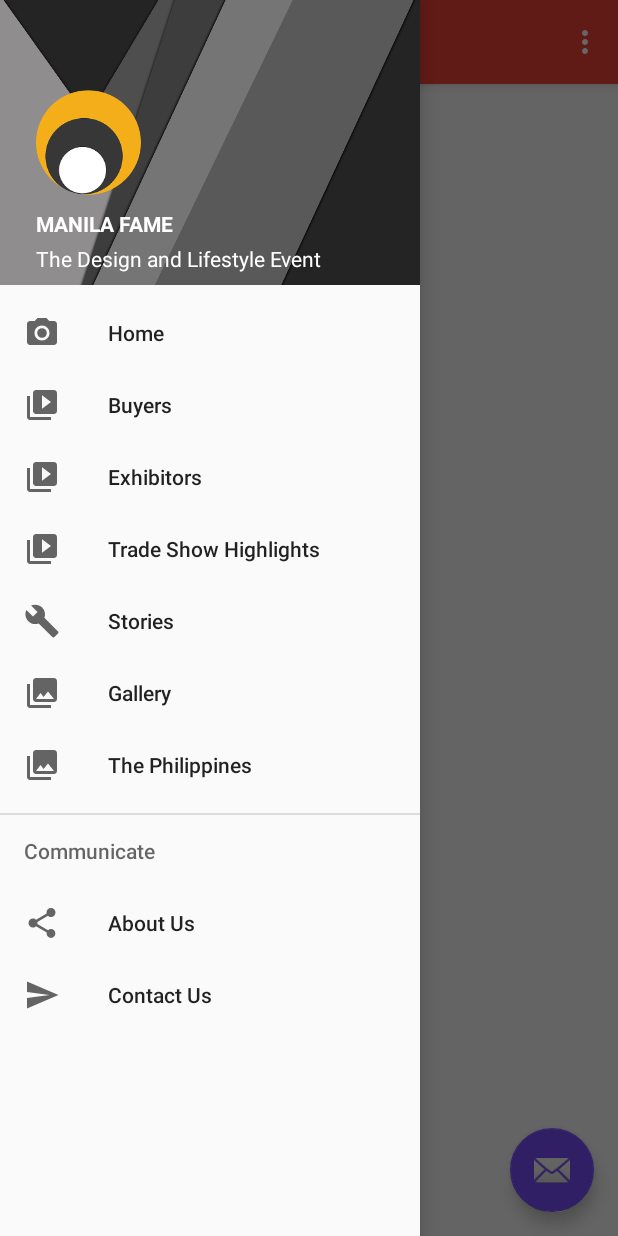
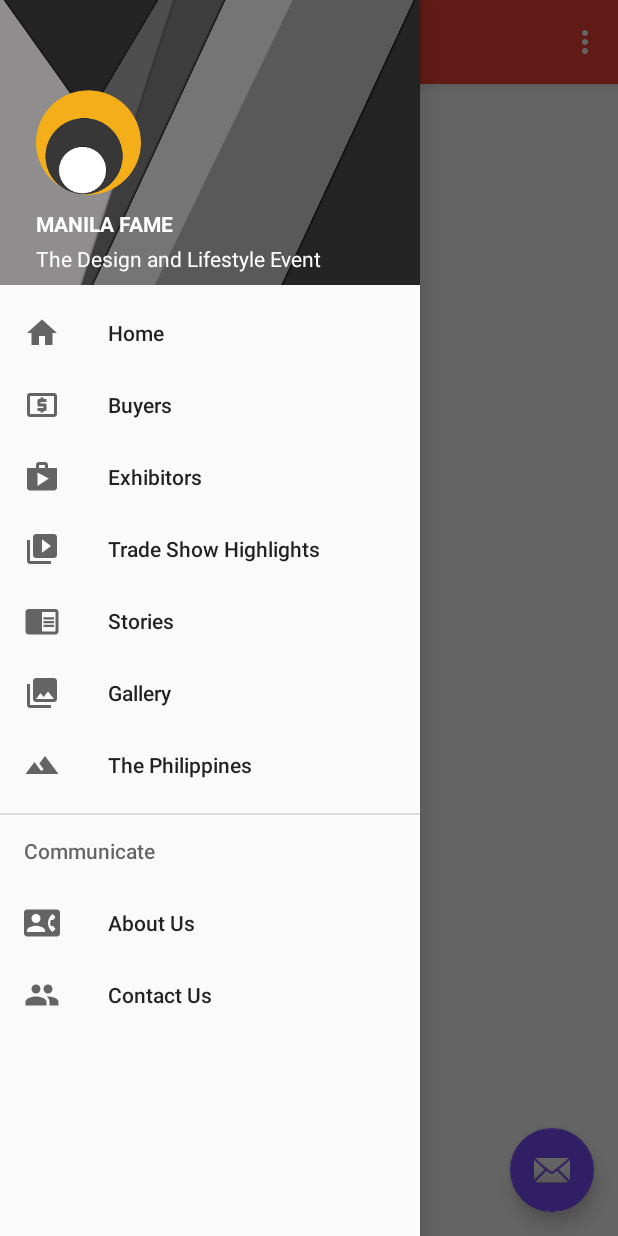
Before and after one commit to lemarcudal/CITEM_APP, an Android app: the MainActivity screen opened directly, with no data from a screen before it, with the side drawer open, on a phone screen of 412 x 824 dp. Run offline under Robolectric (Android 15) with nearby library versions, the phone set to English and light mode, and no system bars; our stand-ins replace CircleImageView.

Commit message:
Icons rendered

```diff
--- /dev/null
+++ b/CITEM/app/src/main/res/drawable/ic_chrome_reader_mode_black_24dp.xml
@@ -0,0 +1,9 @@
+<vector xmlns:android="http://schemas.android.com/apk/res/android"
+        android:width="24dp"
+        android:height="24dp"
+        android:viewportWidth="24.0"
+        android:viewportHeight="24.0">
+    <path
+        android:fillColor="#FF000000"
+        android:pathData="M13,12h7v1.5h-7zM13,9.5h7L20,11h-7zM13,14.5h7L20,16h-7zM21,4L3,4c-1.1,0 -2,0.9 -2,2v13c0,1.1 0.9,2 2,2h18c1.1,0 2,-0.9 2,-2L23,6c0,-1.1 -0.9,-2 -2,-2zM21,19h-9L12,6h9v13z"/>
+</vector>
--- /dev/null
+++ b/CITEM/app/src/main/res/drawable/ic_contact_phone_black_24dp.xml
@@ -0,0 +1,9 @@
+<vector xmlns:android="http://schemas.android.com/apk/res/android"
+        android:width="24dp"
+        android:height="24dp"
+        android:viewportWidth="24.0"
+        android:viewportHeight="24.0">
+    <path
+        android:fillColor="#FF000000"
+        android:pathData="M22,3L2,3C0.9,3 0,3.9 0,5v14c0,1.1 0.9,2 2,2h20c1.1,0 1.99,-0.9 1.99,-2L24,5c0,-1.1 -0.9,-2 -2,-2zM8,6c1.66,0 3,1.34 3,3s-1.34,3 -3,3 -3,-1.34 -3,-3 1.34,-3 3,-3zM14,18L2,18v-1c0,-2 4,-3.1 6,-3.1s6,1.1 6,3.1v1zM17.85,14h1.64L21,16l-1.99,1.99c-1.31,-0.98 -2.28,-2.38 -2.73,-3.99 -0.18,-0.64 -0.28,-1.31 -0.28,-2s0.1,-1.36 0.28,-2c0.45,-1.62 1.42,-3.01 2.73,-3.99L21,8l-1.51,2h-1.64c-0.22,0.63 -0.35,1.3 -0.35,2s0.13,1.37 0.35,2z"/>
+</vector>
--- /dev/null
+++ b/CITEM/app/src/main/res/drawable/ic_filter_hdr_black_24dp.xml
@@ -0,0 +1,9 @@
+<vector xmlns:android="http://schemas.android.com/apk/res/android"
+        android:width="24dp"
+        android:height="24dp"
+        android:viewportWidth="24.0"
+        android:viewportHeight="24.0">
+    <path
+        android:fillColor="#FF000000"
+        android:pathData="M14,6l-3.75,5 2.85,3.8 -1.6,1.2C9.81,13.75 7,10 7,10l-6,8h22L14,6z"/>
+</vector>
--- /dev/null
+++ b/CITEM/app/src/main/res/drawable/ic_group_black_24dp.xml
@@ -0,0 +1,9 @@
+<vector xmlns:android="http://schemas.android.com/apk/res/android"
+        android:width="24dp"
+        android:height="24dp"
+        android:viewportWidth="24.0"
+        android:viewportHeight="24.0">
+    <path
+        android:fillColor="#FF000000"
+        android:pathData="M16,11c1.66,0 2.99,-1.34 2.99,-3S17.66,5 16,5c-1.66,0 -3,1.34 -3,3s1.34,3 3,3zM8,11c1.66,0 2.99,-1.34 2.99,-3S9.66,5 8,5C6.34,5 5,6.34 5,8s1.34,3 3,3zM8,13c-2.33,0 -7,1.17 -7,3.5L1,19h14v-2.5c0,-2.33 -4.67,-3.5 -7,-3.5zM16,13c-0.29,0 -0.62,0.02 -0.97,0.05 1.16,0.84 1.97,1.97 1.97,3.45L17,19h6v-2.5c0,-2.33 -4.67,-3.5 -7,-3.5z"/>
+</vector>
--- /dev/null
+++ b/CITEM/app/src/main/res/drawable/ic_home_black_24dp.xml
@@ -0,0 +1,9 @@
+<vector xmlns:android="http://schemas.android.com/apk/res/android"
+        android:width="24dp"
+        android:height="24dp"
+        android:viewportWidth="24.0"
+        android:viewportHeight="24.0">
+    <path
+        android:fillColor="#FF000000"
+        android:pathData="M10,20v-6h4v6h5v-8h3L12,3 2,12h3v8z"/>
+</vector>
--- /dev/null
+++ b/CITEM/app/src/main/res/drawable/ic_local_atm_black_24dp.xml
@@ -0,0 +1,9 @@
+<vector xmlns:android="http://schemas.android.com/apk/res/android"
+        android:width="24dp"
+        android:height="24dp"
+        android:viewportWidth="24.0"
+        android:viewportHeight="24.0">
+    <path
+        android:fillColor="#FF000000"
+        android:pathData="M11,17h2v-1h1c0.55,0 1,-0.45 1,-1v-3c0,-0.55 -0.45,-1 -1,-1h-3v-1h4L15,8h-2L13,7h-2v1h-1c-0.55,0 -1,0.45 -1,1v3c0,0.55 0.45,1 1,1h3v1L9,14v2h2v1zM20,4L4,4c-1.11,0 -1.99,0.89 -1.99,2L2,18c0,1.11 0.89,2 2,2h16c1.11,0 2,-0.89 2,-2L22,6c0,-1.11 -0.89,-2 -2,-2zM20,18L4,18L4,6h16v12z"/>
+</vector>
--- /dev/null
+++ b/CITEM/app/src/main/res/drawable/ic_shop_black_24dp.xml
@@ -0,0 +1,9 @@
+<vector xmlns:android="http://schemas.android.com/apk/res/android"
+        android:width="24dp"
+        android:height="24dp"
+        android:viewportWidth="24.0"
+        android:viewportHeight="24.0">
+    <path
+        android:fillColor="#FF000000"
+        android:pathData="M16,6L16,4c0,-1.11 -0.89,-2 -2,-2h-4c-1.11,0 -2,0.89 -2,2v2L2,6v13c0,1.11 0.89,2 2,2h16c1.11,0 2,-0.89 2,-2L22,6h-6zM10,4h4v2h-4L10,4zM9,18L9,9l7.5,4L9,18z"/>
+</vector>
--- a/CITEM/app/src/main/res/menu/activity_main_drawer.xml
+++ b/CITEM/app/src/main/res/menu/activity_main_drawer.xml
@@ -4,15 +4,15 @@
     <group android:checkableBehavior="single">
         <item
             android:id="@+id/nav_home"
-            android:icon="@drawable/ic_menu_camera"
+            android:icon="@drawable/ic_home_black_24dp"
             android:title="Home" />
         <item
             android:id="@+id/nav_buyers"
-            android:icon="@drawable/ic_menu_slideshow"
+            android:icon="@drawable/ic_local_atm_black_24dp"
             android:title="Buyers" />
         <item
             android:id="@+id/nav_exhib"
-            android:icon="@drawable/ic_menu_slideshow"
+            android:icon="@drawable/ic_shop_black_24dp"
             android:title="Exhibitors" />
         <item
             android:id="@+id/nav_tradeShowHL"
@@ -20,7 +20,7 @@
             android:title="Trade Show Highlights" />
         <item
             android:id="@+id/nav_stories"
-            android:icon="@drawable/ic_menu_manage"
+            android:icon="@drawable/ic_chrome_reader_mode_black_24dp"
             android:title="Stories" />
         <item
             android:id="@+id/nav_gallery"
@@ -28,7 +28,7 @@
             android:title="Gallery" />
         <item
             android:id="@+id/nav_tph"
-            android:icon="@drawable/ic_menu_gallery"
+            android:icon="@drawable/ic_filter_hdr_black_24dp"
             android:title="The Philippines" />
     </group>
 
@@ -36,11 +36,11 @@
         <menu>
             <item
                 android:id="@+id/nav_share"
-                android:icon="@drawable/ic_menu_share"
+                android:icon="@drawable/ic_contact_phone_black_24dp"
                 android:title="About Us" />
             <item
                 android:id="@+id/nav_send"
-                android:icon="@drawable/ic_menu_send"
+                android:icon="@drawable/ic_group_black_24dp"
                 android:title="Contact Us" />
         </menu>
     </item>
```
